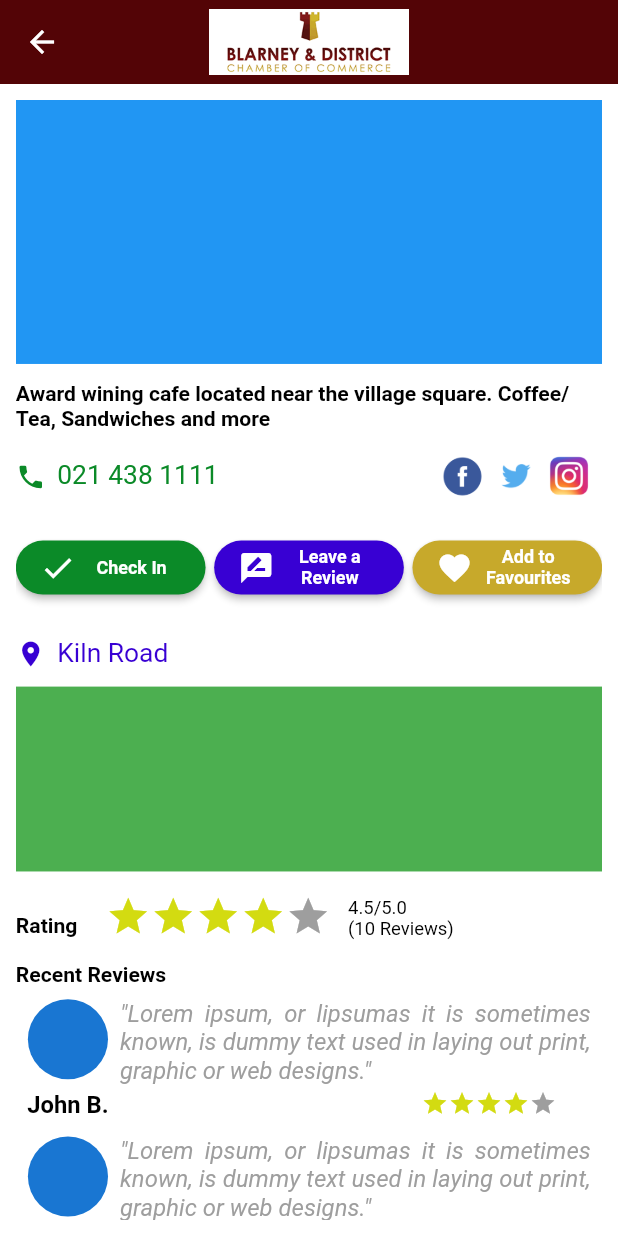
After one commit to dnadawa/Blarney-District, a Flutter app: the IndividualBusiness screen opened directly, on a phone screen of 412 x 824 dp. The commit adds this screen. Run offline on Flutter 3.47's test engine with Material 2 defaults, Android fonts, the phone set to English and light mode, and no system bars; drawn by our look-alikes of flutter_rating_bar; our stand-ins replace flutter_screenutil.

Commit message:
Create UI of individual business

```diff
--- a/lib/screens/business-directory.dart
+++ b/lib/screens/business-directory.dart
@@ -1,7 +1,9 @@
+import 'package:flutter/cupertino.dart';
 import 'package:flutter/material.dart';
 import 'package:flutter/widgets.dart';
 import 'package:flutter_rating_bar/flutter_rating_bar.dart';
 import 'package:flutter_screenutil/flutter_screenutil.dart';
+import 'package:village_app/screens/individual-business.dart';
 import 'package:village_app/widgets/custom-text.dart';
 
 class BusinessDirectory extends StatefulWidget {
@@ -31,7 +33,14 @@ class _BusinessDirectoryState extends State<BusinessDirectory> {
               padding:  EdgeInsets.all(ScreenUtil().setHeight(25)),
               child: ListView(
                 children: [
-                  Padding(
+                  GestureDetector(
+                    onTap: (){
+                      Navigator.push(
+                        context,
+                        CupertinoPageRoute(builder: (context) => IndividualBusiness()),
+                      );
+                    },
+                    child: Padding(
                       padding:  EdgeInsets.only(bottom: ScreenUtil().setHeight(25)),
                       child: Row(
                         crossAxisAlignment: CrossAxisAlignment.start,
@@ -147,6 +156,7 @@ class _BusinessDirectoryState extends State<BusinessDirectory> {
                             ),
                           ),
                         ],
+                      ),
                     ),
                   ),
                   Padding(
--- a/lib/screens/home.dart
+++ b/lib/screens/home.dart
@@ -144,8 +144,8 @@ class _HomeState extends State<Home> with SingleTickerProviderStateMixin{
                 endIndent: ScreenUtil().setHeight(50),
               ),
               ListTile(
-                leading: Icon(Icons.settings,color: Colors.white,),
-                title: CustomText(text: 'Settings',isBold: true,size: ScreenUtil().setSp(50),align: TextAlign.start,),
+                leading: Icon(Icons.power_settings_new,color: Colors.white,),
+                title: CustomText(text: 'Log out',isBold: true,size: ScreenUtil().setSp(50),align: TextAlign.start,),
               ),
               SizedBox(height: ScreenUtil().setHeight(20),),
             ],
--- /dev/null
+++ b/lib/screens/individual-business.dart
@@ -0,0 +1,429 @@
+import 'package:flutter/gestures.dart';
+import 'package:flutter/material.dart';
+import 'package:flutter_rating_bar/flutter_rating_bar.dart';
+import 'package:flutter_screenutil/flutter_screenutil.dart';
+import 'package:village_app/widgets/custom-text.dart';
+import 'package:village_app/widgets/icon-text-button.dart';
+
+class IndividualBusiness extends StatefulWidget {
+  @override
+  _IndividualBusinessState createState() => _IndividualBusinessState();
+}
+
+class _IndividualBusinessState extends State<IndividualBusiness> {
+  @override
+  Widget build(BuildContext context) {
+    return Scaffold(
+      backgroundColor: Colors.white,
+      appBar: AppBar(
+        title: SizedBox(
+            width: ScreenUtil().setWidth(350),
+            child: Image.asset('images/logo.png')),
+        centerTitle: true,
+        elevation: 0,
+      ),
+      body: Padding(
+        padding: EdgeInsets.all(ScreenUtil().setHeight(30)),
+        child: SingleChildScrollView(
+          child: Column(
+            crossAxisAlignment: CrossAxisAlignment.start,
+            children: [
+
+              ///image
+              Container(
+                color: Colors.blue,
+                height: ScreenUtil().setHeight(500),
+              ),
+              SizedBox(height: ScreenUtil().setWidth(30),),
+
+              ///description
+              CustomText(
+                text: 'Award wining cafe located near the village square. Coffee/Tea, Sandwiches and more',
+                isBold: true,
+                color: Colors.black,
+                size: ScreenUtil().setSp(40),
+                align: TextAlign.start,
+              ),
+              SizedBox(height: ScreenUtil().setWidth(40),),
+
+
+              ///contacts
+              Row(
+                mainAxisAlignment: MainAxisAlignment.spaceBetween,
+                children: [
+
+                  ///phone
+                  Row(
+                    crossAxisAlignment: CrossAxisAlignment.end,
+                    children: [
+                      Icon(Icons.phone,color: Color(0xff0B8A28),size: 20,),
+                      SizedBox(width: ScreenUtil().setWidth(20),),
+                      CustomText(
+                        text: '021 438 1111',
+                        color: Color(0xff0B8A28),
+                        size: ScreenUtil().setSp(50),
+                        align: TextAlign.start,
+                      ),
+                    ],
+                  ),
+
+                  Row(
+                    children: [
+                      ///facebook
+                      SizedBox(
+                        width: ScreenUtil().setHeight(80),
+                        height: ScreenUtil().setHeight(80),
+                        child: Image.asset('images/facebook.png'),
+                      ),
+                      SizedBox(width: ScreenUtil().setWidth(20),),
+
+                      ///twitter
+                      SizedBox(
+                        width: ScreenUtil().setHeight(80),
+                        height: ScreenUtil().setHeight(80),
+                        child: Image.asset('images/twitter.png'),
+                      ),
+                      SizedBox(width: ScreenUtil().setWidth(20),),
+
+                      ///instagram
+                      SizedBox(
+                        width: ScreenUtil().setHeight(80),
+                        height: ScreenUtil().setHeight(80),
+                        child: Image.asset('images/insta.png'),
+                      ),
+                      SizedBox(width: ScreenUtil().setWidth(20),),
+                    ],
+                  ),
+                ],
+              ),
+              SizedBox(height: ScreenUtil().setWidth(60),),
+
+              ///buttons
+              Row(
+                children: [
+
+                  ///check in
+                  Expanded(
+                    child: IconTextButton(
+                      color: Color(0xff0B8A28),
+                      text: 'Check In',
+                      icon: Icons.check,
+                      onTap: (){},
+                    ),
+                  ),
+                  SizedBox(width: ScreenUtil().setWidth(15),),
+
+                  ///review
+                  Expanded(
+                    child: IconTextButton(
+                      color: Color(0xff3800D3),
+                      text: 'Leave a Review',
+                      icon: Icons.rate_review,
+                      onTap: (){},
+                    ),
+                  ),
+                  SizedBox(width: ScreenUtil().setWidth(15),),
+
+                  ///favourite
+                  Expanded(
+                    child: IconTextButton(
+                      color: Color(0xffC7A92B),
+                      text: 'Add to Favourites',
+                      icon: Icons.favorite,
+                      onTap: (){},
+                    ),
+                  ),
+
+                ],
+              ),
+              SizedBox(height: ScreenUtil().setWidth(60),),
+
+              ///address
+              Row(
+                crossAxisAlignment: CrossAxisAlignment.end,
+                children: [
+                  Icon(Icons.room,color: Color(0xff3800D3),size: 20,),
+                  SizedBox(width: ScreenUtil().setWidth(20),),
+                  CustomText(
+                    text: 'Kiln Road',
+                    color: Color(0xff3800D3),
+                    size: ScreenUtil().setSp(50),
+                    align: TextAlign.start,
+                  ),
+                ],
+              ),
+              SizedBox(height: ScreenUtil().setWidth(30),),
+
+              ///map
+              Container(
+                height: ScreenUtil().setHeight(350),
+                color: Colors.green,
+              ),
+              SizedBox(height: ScreenUtil().setWidth(40),),
+
+              ///rating
+              Row(
+                crossAxisAlignment: CrossAxisAlignment.end,
+                children: [
+
+                  ///rating
+                  CustomText(
+                    text: 'Rating',
+                    isBold: true,
+                    color: Colors.black,
+                    size: ScreenUtil().setSp(40),
+                    align: TextAlign.start,
+                  ),
+                  SizedBox(width: ScreenUtil().setWidth(50),),
+
+                  ///stars
+                  RatingBarIndicator(
+                    rating: 4,
+                    itemBuilder: (context, index) => Icon(
+                      Icons.star,
+                      color: Color(0xffD3DB11),
+                    ),
+                    itemCount: 5,
+                    itemSize: 30,
+                  ),
+                  SizedBox(width: ScreenUtil().setWidth(30),),
+
+
+                  ///rating text
+                  CustomText(
+                    text: '4.5/5.0\n(10 Reviews)',
+                    color: Colors.black,
+                    size: ScreenUtil().setSp(35),
+                    align: TextAlign.start,
+                  ),
+
+                ],
+              ),
+              SizedBox(height: ScreenUtil().setWidth(40),),
+
+
+              ///recent reviews
+              CustomText(
+                text: 'Recent Reviews',
+                isBold: true,
+                color: Colors.black,
+                size: ScreenUtil().setSp(40),
+                align: TextAlign.start,
+              ),
+              SizedBox(height: ScreenUtil().setWidth(20),),
+
+
+              ListView(
+                shrinkWrap: true,
+                physics: NeverScrollableScrollPhysics(),
+                children: [
+                  Padding(
+                    padding: EdgeInsets.fromLTRB(ScreenUtil().setWidth(20),0,ScreenUtil().setWidth(20),ScreenUtil().setWidth(30)),
+                    child: Row(
+                      crossAxisAlignment: CrossAxisAlignment.start,
+                      children: [
+
+                        ///person
+                        Column(
+                          crossAxisAlignment: CrossAxisAlignment.center,
+                          children: [
+                            ///pro pic
+                            CircleAvatar(
+                              radius: ScreenUtil().setWidth(70),
+                            ),
+                            SizedBox(height: ScreenUtil().setWidth(20),),
+
+                            ///name
+                            CustomText(
+                              text: 'John B.',
+                              isBold: true,
+                              color: Colors.black,
+                              size: ScreenUtil().setSp(45),
+                            ),
+                          ],
+                        ),
+                        SizedBox(width: ScreenUtil().setWidth(20),),
+
+                        ///review
+                        Expanded(
+                          child: Column(
+                            children: [
+
+                              ///text review
+                              Text(
+                                '"Lorem ipsum, or lipsumas it is sometimes known, is dummy text used in laying out print, graphic or web designs."',
+                                style: TextStyle(
+                                    color: Colors.grey,
+                                    fontStyle: FontStyle.italic,
+                                    fontSize: ScreenUtil().setSp(45)
+                                ),
+                                textAlign: TextAlign.justify,
+                              ),
+                              SizedBox(height: ScreenUtil().setWidth(10),),
+
+                              ///stars
+                              Align(
+                                alignment: Alignment.bottomRight,
+                                child: Padding(
+                                  padding: EdgeInsets.only(right: ScreenUtil().setWidth(60)),
+                                  child: RatingBarIndicator(
+                                    rating: 4,
+                                    itemBuilder: (context, index) => Icon(
+                                      Icons.star,
+                                      color: Color(0xffD3DB11),
+                                    ),
+                                    itemCount: 5,
+                                    itemSize: 18,
+                                  ),
+                                ),
+                              ),
+                            ],
+                          ),
+                        ),
+                      ],
+                    ),
+                  ),
+                  Padding(
+                    padding: EdgeInsets.fromLTRB(ScreenUtil().setWidth(20),0,ScreenUtil().setWidth(20),ScreenUtil().setWidth(30)),
+                    child: Row(
+                      crossAxisAlignment: CrossAxisAlignment.start,
+                      children: [
+
+                        ///person
+                        Column(
+                          crossAxisAlignment: CrossAxisAlignment.center,
+                          children: [
+                            ///pro pic
+                            CircleAvatar(
+                              radius: ScreenUtil().setWidth(70),
+                            ),
+                            SizedBox(height: ScreenUtil().setWidth(20),),
+
+                            ///name
+                            CustomText(
+                              text: 'John B.',
+                              isBold: true,
+                              color: Colors.black,
+                              size: ScreenUtil().setSp(45),
+                            ),
+                          ],
+                        ),
+                        SizedBox(width: ScreenUtil().setWidth(20),),
+
+                        ///review
+                        Expanded(
+                          child: Column(
+                            children: [
+
+                              ///text review
+                              Text(
+                                '"Lorem ipsum, or lipsumas it is sometimes known, is dummy text used in laying out print, graphic or web designs."',
+                                style: TextStyle(
+                                    color: Colors.grey,
+                                    fontStyle: FontStyle.italic,
+                                    fontSize: ScreenUtil().setSp(45)
+                                ),
+                                textAlign: TextAlign.justify,
+                              ),
+                              SizedBox(height: ScreenUtil().setWidth(10),),
+
+                              ///stars
+                              Align(
+                                alignment: Alignment.bottomRight,
+                                child: Padding(
+                                  padding: EdgeInsets.only(right: ScreenUtil().setWidth(60)),
+                                  child: RatingBarIndicator(
+                                    rating: 4,
+                                    itemBuilder: (context, index) => Icon(
+                                      Icons.star,
+                                      color: Color(0xffD3DB11),
+                                    ),
+                                    itemCount: 5,
+                                    itemSize: 18,
+                                  ),
+                                ),
+                              ),
+                            ],
+                          ),
+                        ),
+                      ],
+                    ),
+                  ),
+                  Padding(
+                    padding: EdgeInsets.fromLTRB(ScreenUtil().setWidth(20),0,ScreenUtil().setWidth(20),ScreenUtil().setWidth(30)),
+                    child: Row(
+                      crossAxisAlignment: CrossAxisAlignment.start,
+                      children: [
+
+                        ///person
+                        Column(
+                          crossAxisAlignment: CrossAxisAlignment.center,
+                          children: [
+                            ///pro pic
+                            CircleAvatar(
+                              radius: ScreenUtil().setWidth(70),
+                            ),
+                            SizedBox(height: ScreenUtil().setWidth(20),),
+
+                            ///name
+                            CustomText(
+                              text: 'John B.',
+                              isBold: true,
+                              color: Colors.black,
+                              size: ScreenUtil().setSp(45),
+                            ),
+                          ],
+                        ),
+                        SizedBox(width: ScreenUtil().setWidth(20),),
+
+                        ///review
+                        Expanded(
+                          child: Column(
+                            children: [
+
+                              ///text review
+                              Text(
+                                '"Lorem ipsum, or lipsumas it is sometimes known, is dummy text used in laying out print, graphic or web designs."',
+                                style: TextStyle(
+                                    color: Colors.grey,
+                                    fontStyle: FontStyle.italic,
+                                    fontSize: ScreenUtil().setSp(45)
+                                ),
+                                textAlign: TextAlign.justify,
+                              ),
+                              SizedBox(height: ScreenUtil().setWidth(10),),
+
+                              ///stars
+                              Align(
+                                alignment: Alignment.bottomRight,
+                                child: Padding(
+                                  padding: EdgeInsets.only(right: ScreenUtil().setWidth(60)),
+                                  child: RatingBarIndicator(
+                                    rating: 4,
+                                    itemBuilder: (context, index) => Icon(
+                                      Icons.star,
+                                      color: Color(0xffD3DB11),
+                                    ),
+                                    itemCount: 5,
+                                    itemSize: 18,
+                                  ),
+                                ),
+                              ),
+                            ],
+                          ),
+                        ),
+                      ],
+                    ),
+                  ),
+
+                ],
+              ),
+
+
+            ],
+          ),
+        ),
+      ),
+    );
+  }
+}
--- /dev/null
+++ b/lib/widgets/icon-text-button.dart
@@ -0,0 +1,39 @@
+import 'package:flutter/material.dart';
+import 'package:flutter_screenutil/flutter_screenutil.dart';
+
+import 'custom-text.dart';
+
+class IconTextButton extends StatelessWidget {
+  final Color color;
+  final IconData icon;
+  final String text;
+  final Function onTap;
+
+  const IconTextButton({Key key, this.color, this.icon, this.text, this.onTap}) : super(key: key);
+
+  @override
+  Widget build(BuildContext context) {
+    return ElevatedButton(
+        onPressed: onTap,
+        style: ElevatedButton.styleFrom(
+            primary: color,
+            shape: RoundedRectangleBorder(
+                borderRadius: BorderRadius.circular(40)
+            )
+        ),
+        child: Row(
+          children: [
+            Icon(icon),
+            SizedBox(width: ScreenUtil().setWidth(10),),
+            Expanded(
+              child: CustomText(
+                text: text,
+                isBold: true,
+                size: ScreenUtil().setSp(34),
+              ),
+            )
+          ],
+        )
+    );
+  }
+}
```
Also changed, not shown: images/facebook.png (added), images/insta.png (added), images/twitter.png (added). Lines whose indentation alone changed are shown as unchanged.
